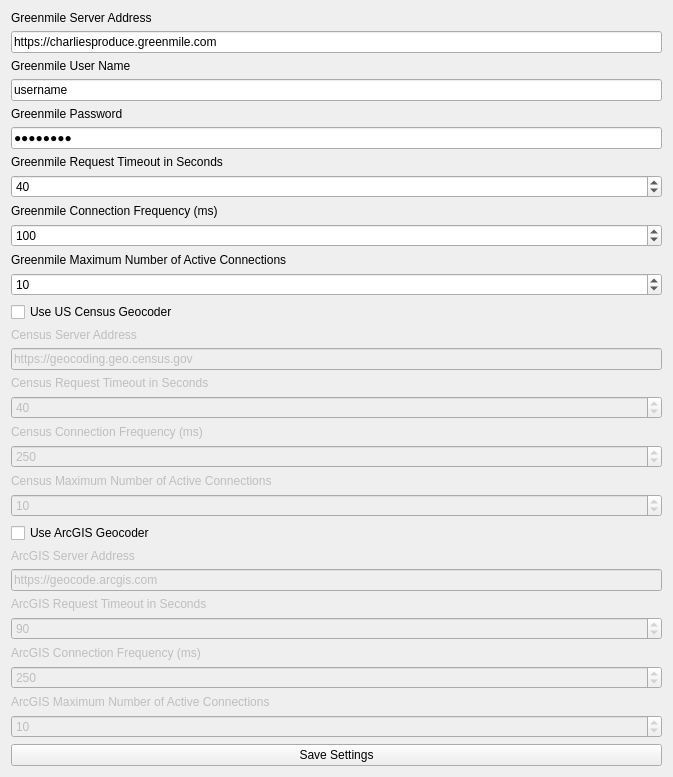
ademarest/GreenmileBridge, file Bridge/Greenmile/greenmileconfigwidget.ui: the form before one commit.
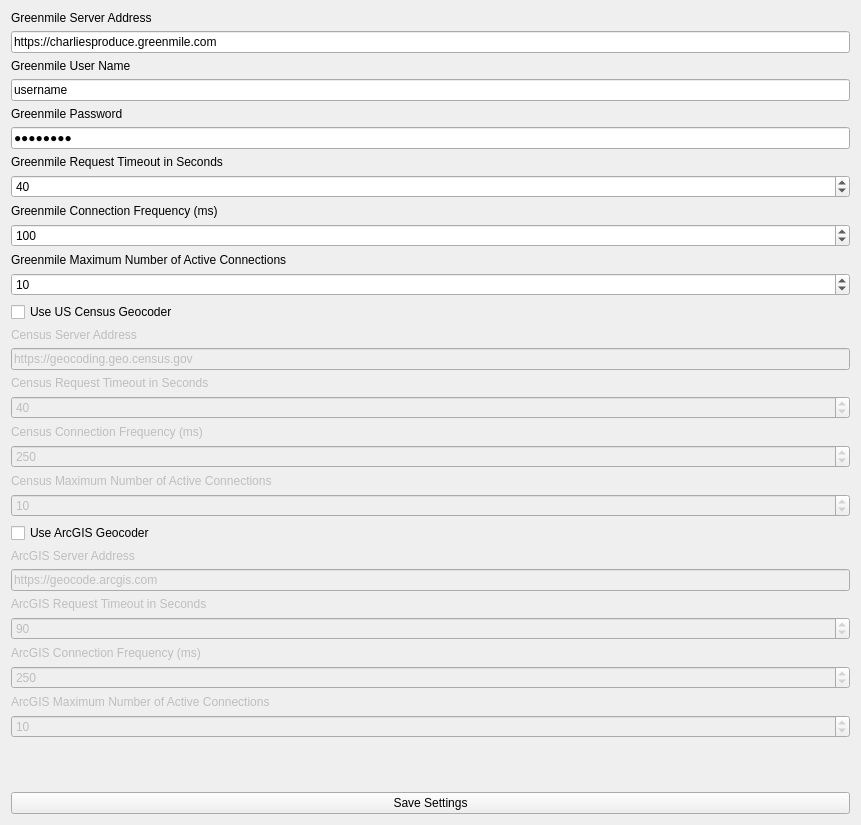
The form after the commit.

The edit to the form file:
```diff
--- a/Bridge/Greenmile/greenmileconfigwidget.ui
+++ b/Bridge/Greenmile/greenmileconfigwidget.ui
@@ -6,8 +6,8 @@
    <rect>
     <x>0</x>
     <y>0</y>
-    <width>673</width>
-    <height>765</height>
+    <width>861</width>
+    <height>825</height>
    </rect>
   </property>
   <property name="windowTitle">
```
Left out of the diff: 336 changed lines with no effect on the pictures.
